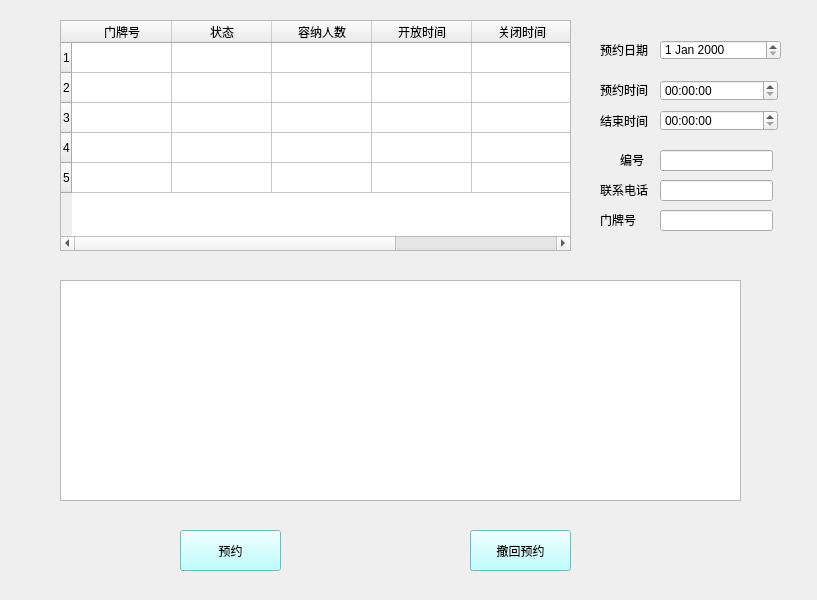
Qt form book/cell/appointed.ui (17shiq/Library-management-system) before a commit.
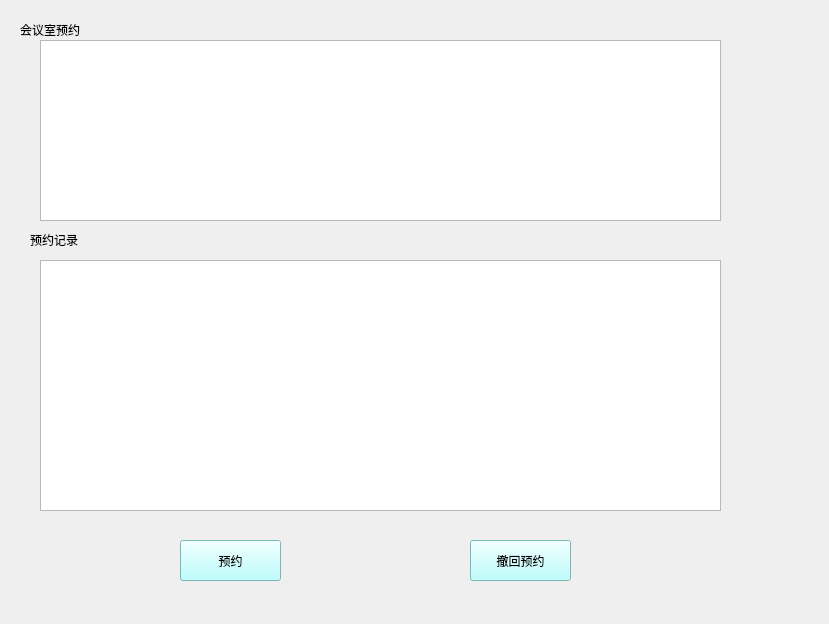
The same form after that commit.

```diff
--- a/book/cell/appointed.ui
+++ b/book/cell/appointed.ui
@@ -6,237 +6,106 @@
    <rect>
     <x>0</x>
     <y>0</y>
-    <width>817</width>
-    <height>600</height>
+    <width>829</width>
+    <height>624</height>
    </rect>
   </property>
   <property name="windowTitle">
    <string>Form</string>
   </property>
-  <widget class="QTableWidget" name="message_show">
+  <widget class="QWidget" name="widget" native="true">
    <property name="geometry">
     <rect>
-     <x>60</x>
-     <y>20</y>
-     <width>511</width>
-     <height>231</height>
+     <x>10</x>
+     <y>10</y>
+     <width>811</width>
+     <height>601</height>
     </rect>
    </property>
-   <row/>
-   <row/>
-   <row/>
-   <row/>
-   <row/>
-   <column>
-    <property name="text">
-     <string>门牌号</string>
+   <widget class="QPushButton" name="pushButton_2">
+    <property name="geometry">
+     <rect>
+      <x>460</x>
+      <y>530</y>
+      <width>101</width>
+      <height>41</height>
+     </rect>
     </property>
-   </column>
-   <column>
-    <property name="text">
-     <string>状态</string>
+    <property name="styleSheet">
+     <string notr="true">background-color: rgb(170, 255, 255);</string>
     </property>
-   </column>
-   <column>
     <property name="text">
-     <string>容纳人数</string>
+     <string>撤回预约</string>
     </property>
-   </column>
-   <column>
+   </widget>
+   <widget class="QPushButton" name="pushButton">
+    <property name="geometry">
+     <rect>
+      <x>170</x>
+      <y>530</y>
+      <width>101</width>
+      <height>41</height>
+     </rect>
+    </property>
+    <property name="styleSheet">
+     <string notr="true">background-color: rgb(170, 255, 255);</string>
+    </property>
     <property name="text">
-     <string>开放时间</string>
+     <string>预约</string>
     </property>
-   </column>
-   <column>
+   </widget>
+   <widget class="QTableView" name="tableView">
+    <property name="geometry">
+     <rect>
+      <x>30</x>
+      <y>250</y>
+      <width>681</width>
+      <height>251</height>
+     </rect>
+    </property>
+   </widget>
+   <widget class="QLabel" name="label_7">
+    <property name="geometry">
+     <rect>
+      <x>10</x>
+      <y>10</y>
+      <width>91</width>
+      <height>19</height>
+     </rect>
+    </property>
+    <property name="styleSheet">
+     <string notr="true">font: 700 9pt &quot;Microsoft YaHei UI&quot;;</string>
+    </property>
     <property name="text">
-     <string>关闭时间</string>
+     <string>会议室预约</string>
     </property>
-   </column>
-   <column>
+   </widget>
+   <widget class="QTableView" name="tableView_2">
+    <property name="geometry">
+     <rect>
+      <x>30</x>
+      <y>30</y>
+      <width>681</width>
+      <height>181</height>
+     </rect>
+    </property>
+   </widget>
+   <widget class="QLabel" name="label_8">
+    <property name="geometry">
+     <rect>
+      <x>20</x>
+      <y>220</y>
+      <width>91</width>
+      <height>20</height>
+     </rect>
+    </property>
+    <property name="styleSheet">
+     <string notr="true">font: 700 9pt &quot;Microsoft YaHei UI&quot;;</string>
+    </property>
     <property name="text">
-     <string>投影仪</string>
+     <string>预约记录</string>
     </property>
-   </column>
-  </widget>
-  <widget class="QTableView" name="tableView">
-   <property name="geometry">
-    <rect>
-     <x>60</x>
-     <y>280</y>
-     <width>681</width>
-     <height>221</height>
-    </rect>
-   </property>
-  </widget>
-  <widget class="QLabel" name="label">
-   <property name="geometry">
-    <rect>
-     <x>600</x>
-     <y>40</y>
-     <width>69</width>
-     <height>19</height>
-    </rect>
-   </property>
-   <property name="text">
-    <string>预约日期</string>
-   </property>
-  </widget>
-  <widget class="QLabel" name="label_2">
-   <property name="geometry">
-    <rect>
-     <x>600</x>
-     <y>80</y>
-     <width>69</width>
-     <height>19</height>
-    </rect>
-   </property>
-   <property name="text">
-    <string>预约时间</string>
-   </property>
-  </widget>
-  <widget class="QLabel" name="label_3">
-   <property name="geometry">
-    <rect>
-     <x>600</x>
-     <y>110</y>
-     <width>71</width>
-     <height>21</height>
-    </rect>
-   </property>
-   <property name="text">
-    <string>结束时间</string>
-   </property>
-  </widget>
-  <widget class="QLabel" name="label_4">
-   <property name="geometry">
-    <rect>
-     <x>620</x>
-     <y>150</y>
-     <width>69</width>
-     <height>19</height>
-    </rect>
-   </property>
-   <property name="text">
-    <string>编号</string>
-   </property>
-  </widget>
-  <widget class="QLabel" name="label_5">
-   <property name="geometry">
-    <rect>
-     <x>600</x>
-     <y>180</y>
-     <width>69</width>
-     <height>19</height>
-    </rect>
-   </property>
-   <property name="text">
-    <string>联系电话</string>
-   </property>
-  </widget>
-  <widget class="QLabel" name="label_6">
-   <property name="geometry">
-    <rect>
-     <x>600</x>
-     <y>210</y>
-     <width>69</width>
-     <height>19</height>
-    </rect>
-   </property>
-   <property name="text">
-    <string>门牌号</string>
-   </property>
-  </widget>
-  <widget class="QLineEdit" name="ap_BianHao">
-   <property name="geometry">
-    <rect>
-     <x>660</x>
-     <y>150</y>
-     <width>113</width>
-     <height>21</height>
-    </rect>
-   </property>
-  </widget>
-  <widget class="QLineEdit" name="ap_phone">
-   <property name="geometry">
-    <rect>
-     <x>660</x>
-     <y>180</y>
-     <width>113</width>
-     <height>21</height>
-    </rect>
-   </property>
-  </widget>
-  <widget class="QLineEdit" name="ap_door">
-   <property name="geometry">
-    <rect>
-     <x>660</x>
-     <y>210</y>
-     <width>113</width>
-     <height>21</height>
-    </rect>
-   </property>
-  </widget>
-  <widget class="QTimeEdit" name="ap_sta_time">
-   <property name="geometry">
-    <rect>
-     <x>660</x>
-     <y>80</y>
-     <width>118</width>
-     <height>21</height>
-    </rect>
-   </property>
-  </widget>
-  <widget class="QTimeEdit" name="ap_end_time">
-   <property name="geometry">
-    <rect>
-     <x>660</x>
-     <y>110</y>
-     <width>118</width>
-     <height>21</height>
-    </rect>
-   </property>
-  </widget>
-  <widget class="QDateEdit" name="ap_data">
-   <property name="geometry">
-    <rect>
-     <x>660</x>
-     <y>40</y>
-     <width>121</width>
-     <height>20</height>
-    </rect>
-   </property>
-  </widget>
-  <widget class="QPushButton" name="pushButton">
-   <property name="geometry">
-    <rect>
-     <x>180</x>
-     <y>530</y>
-     <width>101</width>
-     <height>41</height>
-    </rect>
-   </property>
-   <property name="styleSheet">
-    <string notr="true">background-color: rgb(170, 255, 255);</string>
-   </property>
-   <property name="text">
-    <string>预约</string>
-   </property>
-  </widget>
-  <widget class="QPushButton" name="pushButton_2">
-   <property name="geometry">
-    <rect>
-     <x>470</x>
-     <y>530</y>
-     <width>101</width>
-     <height>41</height>
-    </rect>
-   </property>
-   <property name="styleSheet">
-    <string notr="true">background-color: rgb(170, 255, 255);</string>
-   </property>
-   <property name="text">
-    <string>撤回预约</string>
-   </property>
+   </widget>
   </widget>
  </widget>
  <resources/>
```
